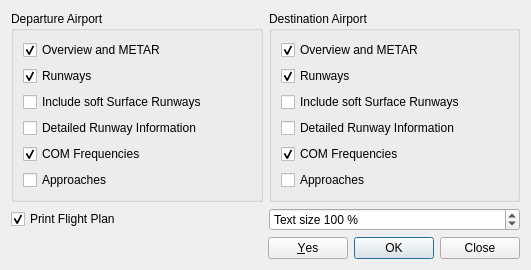
Old version of the form src/print/printdialog.ui in the repository albar965/littlenavmap.
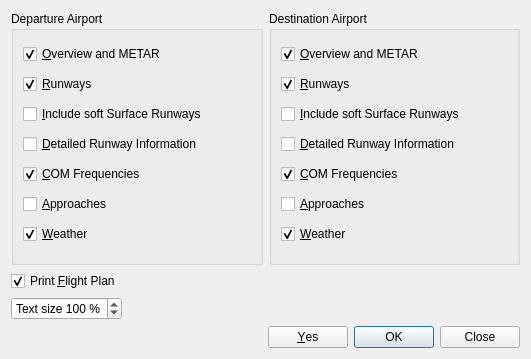
New version of the form.

Commit message: Added printing of decoded weather data. #74.

The edit to the form file:
```diff
--- a/src/print/printdialog.ui
+++ b/src/print/printdialog.ui
@@ -7,7 +7,7 @@
     <x>0</x>
     <y>0</y>
     <width>531</width>
-    <height>265</height>
+    <height>359</height>
    </rect>
   </property>
   <property name="windowTitle">
@@ -25,7 +25,7 @@
         <item>
          <widget class="QCheckBox" name="checkBoxPrintDepartureOverview">
           <property name="text">
-           <string>Overview and METAR</string>
+           <string>&amp;Overview and METAR</string>
           </property>
           <property name="checked">
            <bool>true</bool>
@@ -35,7 +35,7 @@
         <item>
          <widget class="QCheckBox" name="checkBoxPrintDepartureRunways">
           <property name="text">
-           <string>Runways</string>
+           <string>&amp;Runways</string>
           </property>
           <property name="checked">
            <bool>true</bool>
@@ -45,21 +45,21 @@
         <item>
          <widget class="QCheckBox" name="checkBoxPrintDepartureSoftRunways">
           <property name="text">
-           <string>Include soft Surface Runways</string>
+           <string>&amp;Include soft Surface Runways</string>
           </property>
          </widget>
         </item>
         <item>
          <widget class="QCheckBox" name="checkBoxPrintDepartureDetailRunways">
           <property name="text">
-           <string>Detailed Runway Information</string>
+           <string>&amp;Detailed Runway Information</string>
           </property>
          </widget>
         </item>
         <item>
          <widget class="QCheckBox" name="checkBoxPrintDepartureCom">
           <property name="text">
-           <string>COM Frequencies</string>
+           <string>&amp;COM Frequencies</string>
           </property>
           <property name="checked">
            <bool>true</bool>
@@ -69,7 +69,17 @@
         <item>
          <widget class="QCheckBox" name="checkBoxPrintDepartureAppr">
           <property name="text">
-           <string>Approaches</string>
+           <string>&amp;Approaches</string>
+          </property>
+         </widget>
+        </item>
+        <item>
+         <widget class="QCheckBox" name="checkBoxPrintDepartureWeather">
+          <property name="text">
+           <string>&amp;Weather</string>
+          </property>
+          <property name="checked">
+           <bool>true</bool>
           </property>
          </widget>
         </item>
@@ -85,7 +95,7 @@
         <item>
          <widget class="QCheckBox" name="checkBoxPrintDestinationOverview">
           <property name="text">
-           <string>Overview and METAR</string>
+           <string>&amp;Overview and METAR</string>
           </property>
           <property name="checked">
            <bool>true</bool>
@@ -95,7 +105,7 @@
         <item>
          <widget class="QCheckBox" name="checkBoxPrintDestinationRunways">
           <property name="text">
-           <string>Runways</string>
+           <string>&amp;Runways</string>
           </property>
           <property name="checked">
            <bool>true</bool>
@@ -105,21 +115,21 @@
         <item>
          <widget class="QCheckBox" name="checkBoxPrintDestinationSoftRunways">
           <property name="text">
-           <string>Include soft Surface Runways</string>
+           <string>&amp;Include soft Surface Runways</string>
           </property>
          </widget>
         </item>
         <item>
          <widget class="QCheckBox" name="checkBoxPrintDestinationDetailRunways">
           <property name="text">
-           <string>Detailed Runway Information</string>
+           <string>&amp;Detailed Runway Information</string>
           </property>
          </widget>
         </item>
         <item>
          <widget class="QCheckBox" name="checkBoxPrintDestinationCom">
           <property name="text">
-           <string>COM Frequencies</string>
+           <string>&amp;COM Frequencies</string>
           </property>
           <property name="checked">
            <bool>true</bool>
@@ -129,7 +139,17 @@
         <item>
          <widget class="QCheckBox" name="checkBoxPrintDestinationAppr">
           <property name="text">
-           <string>Approaches</string>
+           <string>&amp;Approaches</string>
+          </property>
+         </widget>
+        </item>
+        <item>
+         <widget class="QCheckBox" name="checkBoxPrintDestinationWeather">
+          <property name="text">
+           <string>&amp;Weather</string>
+          </property>
+          <property name="checked">
+           <bool>true</bool>
           </property>
          </widget>
         </item>
@@ -139,24 +159,24 @@
     </layout>
    </item>
    <item>
-    <layout class="QHBoxLayout" name="horizontalLayoutPrint">
+    <layout class="QGridLayout" name="gridLayout">
      <property name="leftMargin">
       <number>0</number>
      </property>
      <property name="topMargin">
       <number>0</number>
      </property>
-     <item>
+     <item row="0" column="0">
       <widget class="QCheckBox" name="checkBoxPrintFlightplan">
        <property name="text">
-        <string>Print Flight Plan</string>
+        <string>Print &amp;Flight Plan</string>
        </property>
        <property name="checked">
         <bool>true</bool>
        </property>
       </widget>
      </item>
-     <item>
+     <item row="2" column="0">
       <widget class="QSpinBox" name="spinBoxPrintTextSize">
        <property name="suffix">
         <string> %</string>
@@ -178,6 +198,19 @@
        </property>
       </widget>
      </item>
+     <item row="0" column="1">
+      <spacer name="horizontalSpacer">
+       <property name="orientation">
+        <enum>Qt::Horizontal</enum>
+       </property>
+       <property name="sizeHint" stdset="0">
+        <size>
+         <width>40</width>
+         <height>20</height>
+        </size>
+       </property>
+      </spacer>
+     </item>
     </layout>
    </item>
    <item>
```
Left out of the diff: 4 changed lines with no effect on the pictures. The commit also changes 6 other files.
